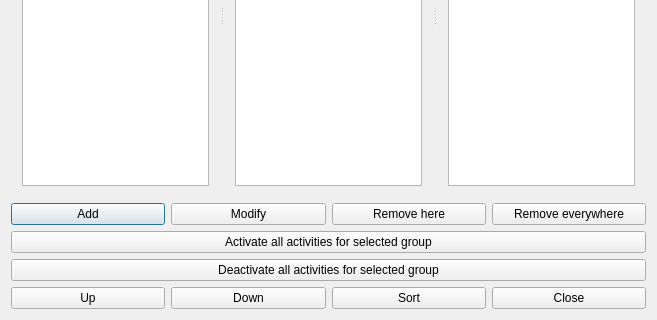
Old version of the form src/interface/groupsform_template.ui in the repository karandit/fet; both pictures show x 0 to 657 and y 178 to 498 of the 657 by 498 pixel window.
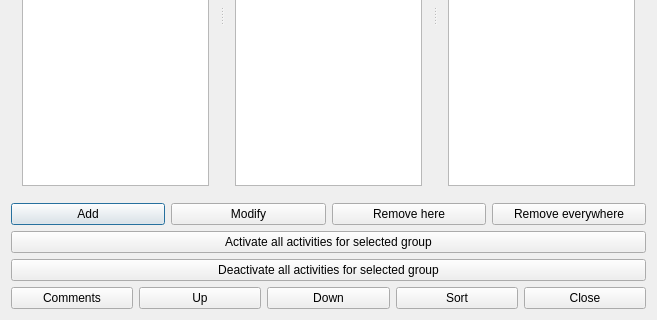
New version of the form.

Diff of the .ui file:
```diff
--- a/src/interface/groupsform_template.ui
+++ b/src/interface/groupsform_template.ui
@@ -126,6 +126,13 @@
    </item>
    <item row="4" column="0">
     <layout class="QHBoxLayout" name="horizontalLayout">
+     <item>
+      <widget class="QPushButton" name="commentsPushButton">
+       <property name="text">
+        <string>Comments</string>
+       </property>
+      </widget>
+     </item>
      <item>
       <widget class="QPushButton" name="moveGroupUpPushButton">
        <property name="text">
```
